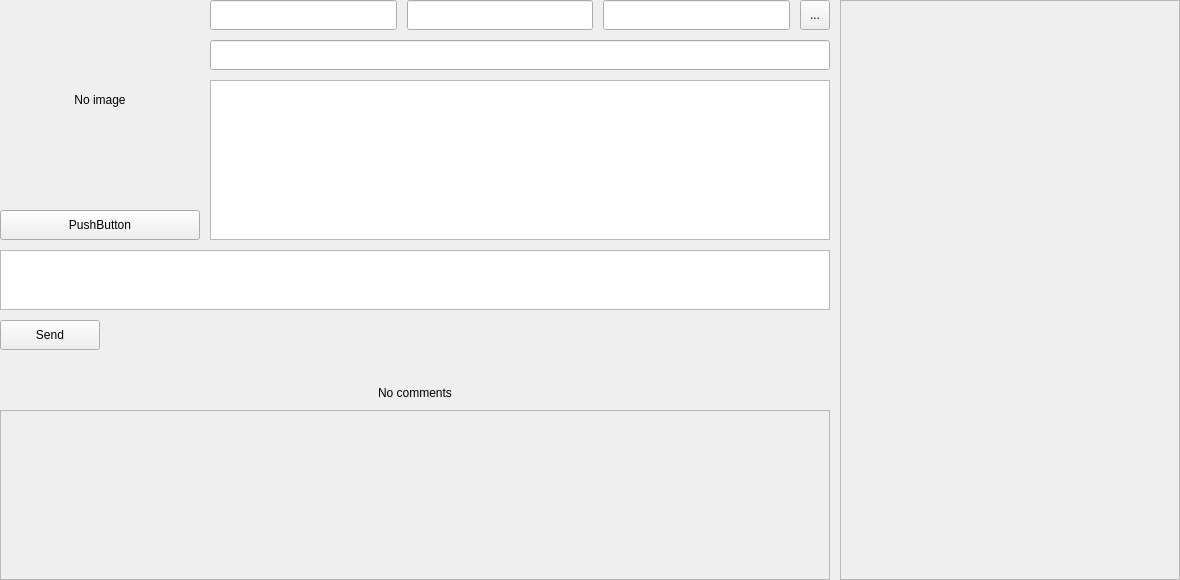
First picture: the form in widgets/profile_widget.ui, repository 4malgama/achat-client, before the edit.
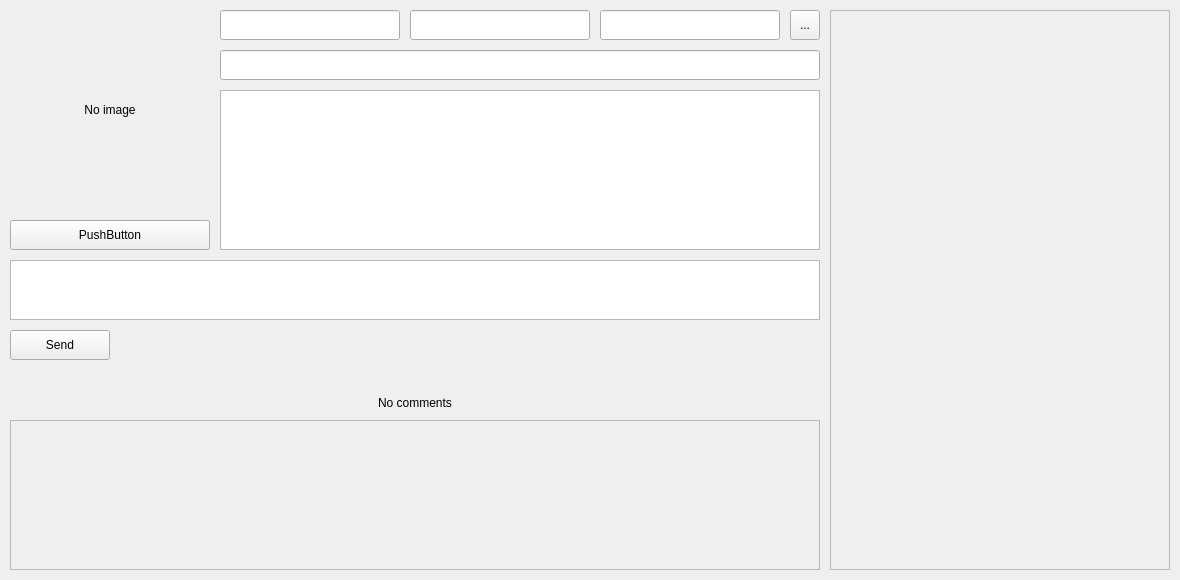
Second picture: the form after the edit. Icons and pictures are not drawn.

```diff
--- a/widgets/profile_widget.ui
+++ b/widgets/profile_widget.ui
@@ -15,16 +15,16 @@
   </property>
   <layout class="QGridLayout" name="gridLayout_2">
    <property name="leftMargin">
-    <number>0</number>
+    <number>10</number>
    </property>
    <property name="topMargin">
-    <number>0</number>
+    <number>10</number>
    </property>
    <property name="rightMargin">
-    <number>0</number>
+    <number>10</number>
    </property>
    <property name="bottomMargin">
-    <number>0</number>
+    <number>10</number>
    </property>
    <property name="spacing">
     <number>10</number>
@@ -246,7 +246,7 @@
         <x>0</x>
         <y>0</y>
         <width>338</width>
-        <height>578</height>
+        <height>558</height>
        </rect>
       </property>
       <layout class="QFormLayout" name="settingsLayout">
@@ -367,8 +367,8 @@
          <rect>
           <x>0</x>
           <y>0</y>
-          <width>826</width>
-          <height>119</height>
+          <width>806</width>
+          <height>109</height>
          </rect>
         </property>
         <layout class="QVBoxLayout" name="commentsLayout">
```
